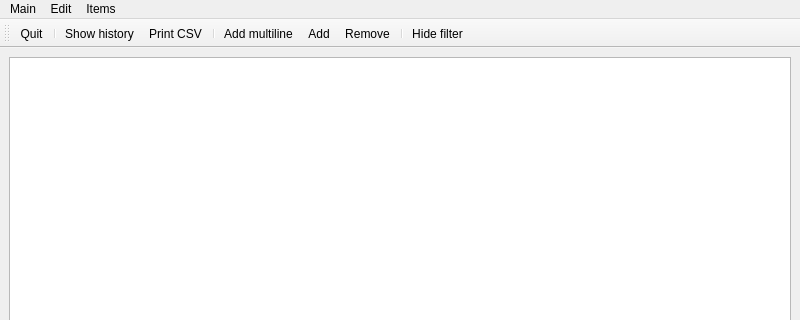
clckwrkbdgr/inventory, file mainwindow.ui: the form before one commit; both pictures show x 0 to 800 and y 0 to 320 of the 800 by 600 pixel window.
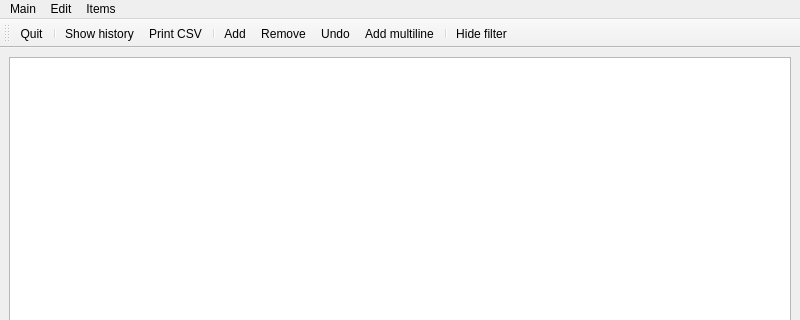
The form after the commit.

Commit message: Added undo action for main table: undoing last change (without reverting changes, just removes from history).

```diff
--- a/mainwindow.ui
+++ b/mainwindow.ui
@@ -162,9 +162,10 @@
    <addaction name="actionShowHistory"/>
    <addaction name="actionPrintCSV"/>
    <addaction name="separator"/>
-   <addaction name="actionAddMultiline"/>
    <addaction name="actionAdd"/>
    <addaction name="actionRemove"/>
+   <addaction name="actionUndo"/>
+   <addaction name="actionAddMultiline"/>
    <addaction name="separator"/>
    <addaction name="actionHideFilter"/>
   </widget>
@@ -223,6 +224,11 @@
     <string>Hide rare used columns</string>
    </property>
   </action>
+  <action name="actionUndo">
+   <property name="text">
+    <string>Undo</string>
+   </property>
+  </action>
  </widget>
  <resources/>
  <connections>
```
Left out of the diff: 5 changed lines with no effect on the pictures. The commit also changes 5 other files.
